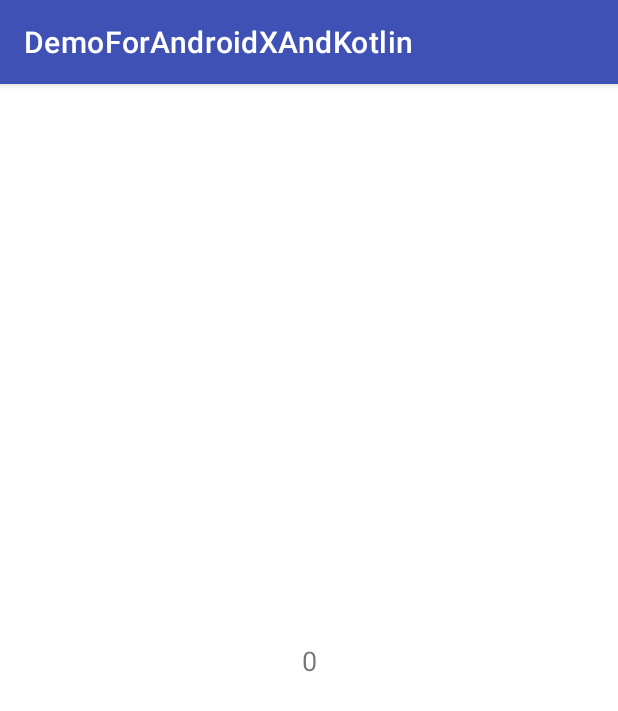
After one commit to sunheihei/DemoForAndroidxAndKotlin, an Android app: the FlowActivity screen opened directly, with no data from a screen before it, on a phone screen of 412 x 824 dp. The commit adds this screen. Shown: the top 711 px of the screen. Run offline under Robolectric (Android 15) with nearby library versions, the phone set to English and light mode, and no system bars; Roboto replaces fonts that are not available here.

Commit message:
flow简单使用

```diff
--- a/app/src/main/AndroidManifest.xml
+++ b/app/src/main/AndroidManifest.xml
@@ -18,6 +18,9 @@
         android:supportsRtl="true"
         android:theme="@style/AppTheme"
         android:usesCleartextTraffic="true">
+        <activity
+            android:name=".flow.FlowActivity"
+            android:exported="false" />
         <activity
             android:name=".typeEvaluatorDemo.TypeEvaluatorActivity"
             android:exported="false" />
--- a/app/src/main/java/com/sunexample/demoforandroidxandkotlin/MainActivity.kt
+++ b/app/src/main/java/com/sunexample/demoforandroidxandkotlin/MainActivity.kt
@@ -12,6 +12,7 @@ import com.sunexample.demoforandroidxandkotlin.rxjava.RxjavaActivity
 import com.sunexample.demoforandroidxandkotlin.styleAndTheme.StyleAndThemeActivity
 import com.sunexample.demoforandroidxandkotlin.typeEvaluatorDemo.TypeEvaluatorActivity
 import com.sunexample.demoforandroidxandkotlin.databinding.ActivityMainBinding
+import com.sunexample.demoforandroidxandkotlin.flow.FlowActivity
 import com.sunexample.demoforandroidxandkotlin.litepal.LitepalDemoActivity
 
 
@@ -53,6 +54,8 @@ class MainActivity : AppCompatActivity() {
         binding.typeevaluator.setOnClickListener {
             startActivity(Intent(this, TypeEvaluatorActivity::class.java))
         }
-
+        binding.flow.setOnClickListener {
+            startActivity(Intent(this, FlowActivity::class.java))
+        }
     }
 }
--- /dev/null
+++ b/app/src/main/java/com/sunexample/demoforandroidxandkotlin/flow/FlowActivity.kt
@@ -0,0 +1,53 @@
+package com.sunexample.demoforandroidxandkotlin.flow
+
+import androidx.appcompat.app.AppCompatActivity
+import android.os.Bundle
+import android.util.Log
+import com.sunexample.demoforandroidxandkotlin.R
+import com.sunexample.demoforandroidxandkotlin.databinding.ActivityFlowBinding
+import kotlinx.coroutines.CoroutineScope
+import kotlinx.coroutines.Dispatchers
+import kotlinx.coroutines.cancel
+import kotlinx.coroutines.flow.*
+import kotlinx.coroutines.launch
+
+class FlowActivity : AppCompatActivity() {
+
+    lateinit var binding: ActivityFlowBinding
+
+    private val TAG = "FlowActivity"
+
+    override fun onCreate(savedInstanceState: Bundle?) {
+        super.onCreate(savedInstanceState)
+
+        binding = ActivityFlowBinding.inflate(layoutInflater)
+
+        setContentView(binding.root)
+
+
+        val flow = flow {
+            for (index in 0 until 10) {
+                Thread.sleep(1000)
+                emit(index)
+            }
+//            emit(getNum())
+        }.flowOn(Dispatchers.IO)
+
+
+        CoroutineScope(Dispatchers.Main).launch {
+            flow.collect {
+//                Log.d(TAG, "$it")
+                runOnUiThread {
+                    binding.tvNum.text = "$it"
+                }
+            }
+        }
+
+    }
+
+
+    private fun getNum(): Int {
+        return 5
+    }
+
+}
--- /dev/null
+++ b/app/src/main/res/layout/activity_flow.xml
@@ -0,0 +1,20 @@
+<?xml version="1.0" encoding="utf-8"?>
+<androidx.constraintlayout.widget.ConstraintLayout xmlns:android="http://schemas.android.com/apk/res/android"
+    xmlns:app="http://schemas.android.com/apk/res-auto"
+    xmlns:tools="http://schemas.android.com/tools"
+    android:layout_width="match_parent"
+    android:layout_height="match_parent"
+    tools:context=".flow.FlowActivity">
+
+    <TextView
+        android:id="@+id/tv_num"
+        android:layout_width="wrap_content"
+        android:layout_height="wrap_content"
+        android:text="0"
+        android:textSize="18sp"
+        app:layout_constraintBottom_toBottomOf="parent"
+        app:layout_constraintEnd_toEndOf="parent"
+        app:layout_constraintStart_toStartOf="parent"
+        app:layout_constraintTop_toTopOf="parent" />
+
+</androidx.constraintlayout.widget.ConstraintLayout>
--- a/app/src/main/res/layout/activity_main.xml
+++ b/app/src/main/res/layout/activity_main.xml
@@ -68,8 +68,8 @@
         android:layout_height="wrap_content"
         android:text="typeevaluator" />
     <Button
-        android:id="@+id/leonids"
-        android:text="leonids"
+        android:id="@+id/flow"
+        android:text="flow"
         android:layout_width="match_parent"
         android:layout_height="wrap_content"/>
 
```
